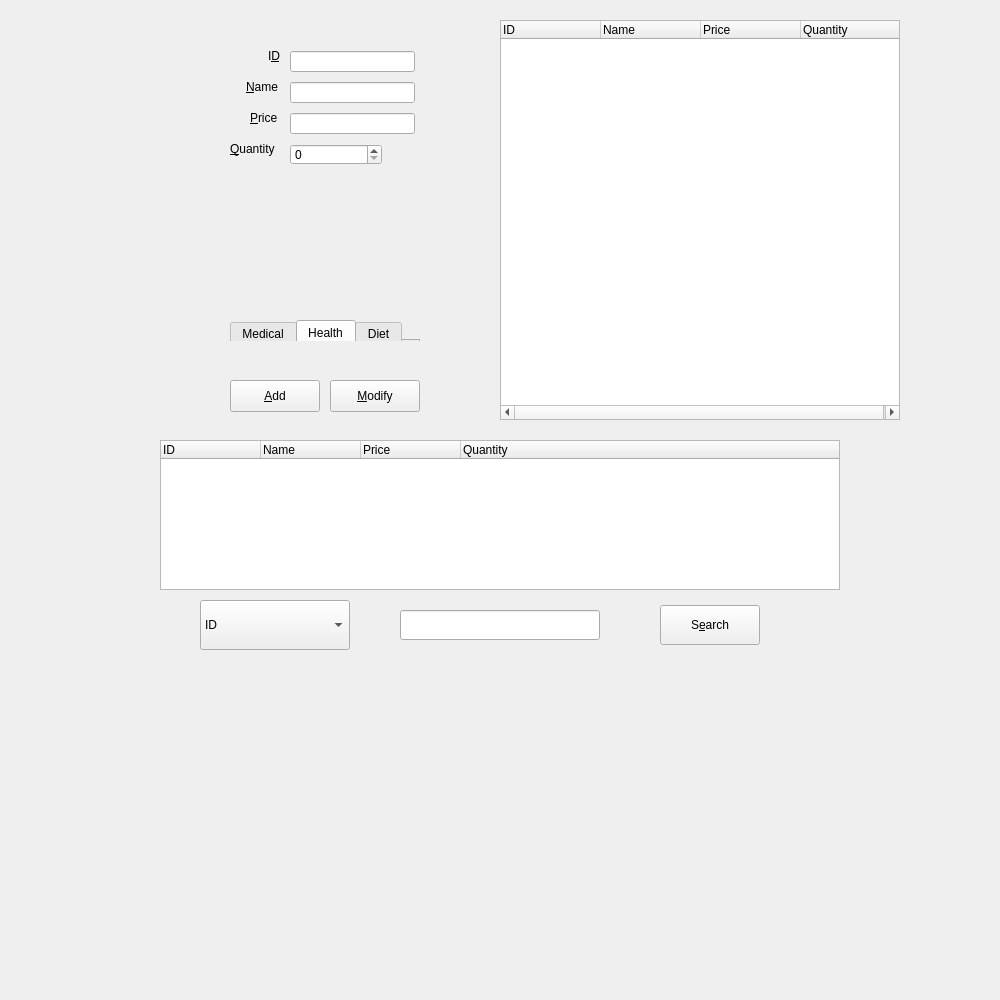
Before: the Qt Designer form merchandisemanage.ui in GlennPark/OliveHealthCare, drawn with Qt 5.
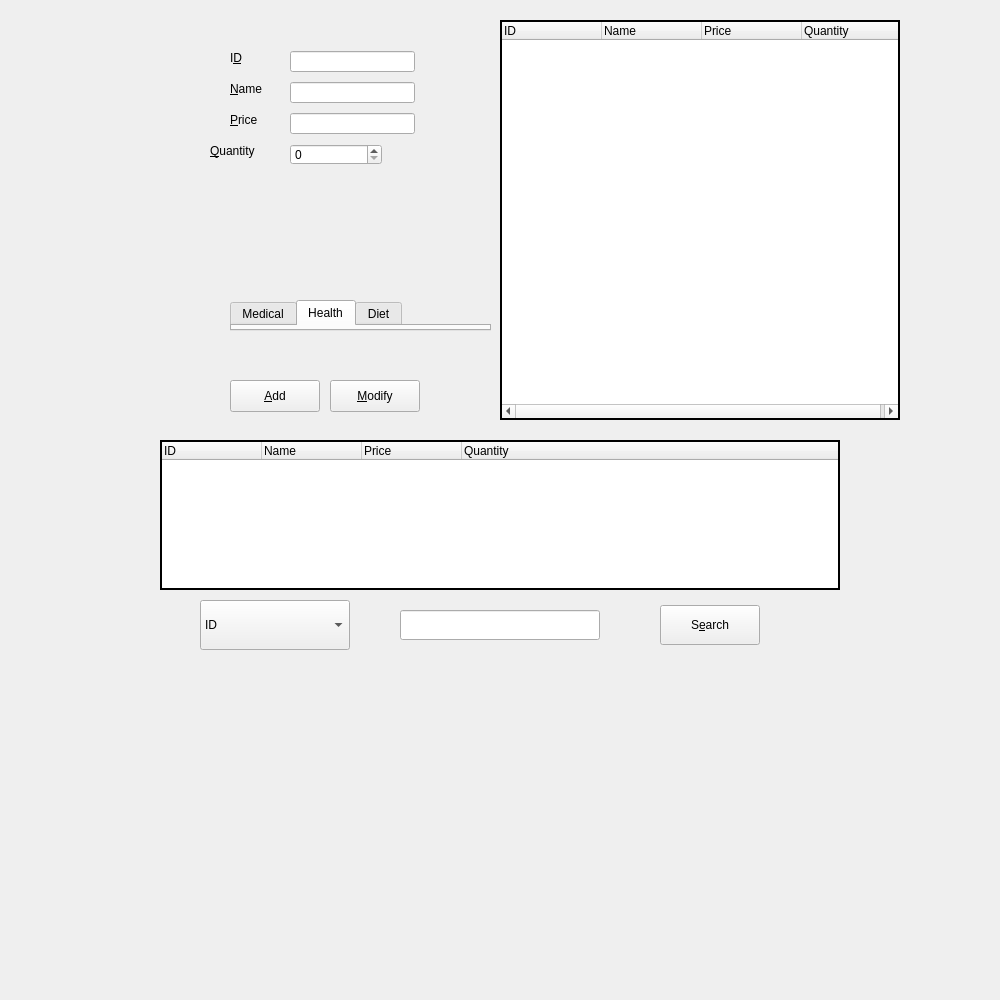
After: the same form once the commit is applied. The open tabs and pages were chosen to show the change. Icons and pictures are not drawn.

Patch:
```diff
--- a/merchandisemanage.ui
+++ b/merchandisemanage.ui
@@ -22,6 +22,12 @@
      <height>150</height>
     </rect>
    </property>
+   <property name="frameShape">
+    <enum>QFrame::WinPanel</enum>
+   </property>
+   <property name="frameShadow">
+    <enum>QFrame::Plain</enum>
+   </property>
    <property name="rootIsDecorated">
     <bool>false</bool>
    </property>
@@ -63,9 +69,9 @@
    <property name="geometry">
     <rect>
      <x>230</x>
-     <y>320</y>
-     <width>190</width>
-     <height>21</height>
+     <y>300</y>
+     <width>261</width>
+     <height>31</height>
     </rect>
    </property>
    <property name="currentIndex">
@@ -136,10 +142,10 @@
   <widget class="QLabel" name="quantityLabel">
    <property name="geometry">
     <rect>
-     <x>230</x>
+     <x>210</x>
      <y>141</y>
-     <width>51</width>
-     <height>16</height>
+     <width>71</width>
+     <height>20</height>
     </rect>
    </property>
    <property name="text">
@@ -152,10 +158,10 @@
   <widget class="QLabel" name="nameLabel">
    <property name="geometry">
     <rect>
-     <x>246</x>
+     <x>230</x>
      <y>79</y>
-     <width>35</width>
-     <height>16</height>
+     <width>51</width>
+     <height>20</height>
     </rect>
    </property>
    <property name="text">
@@ -168,8 +174,8 @@
   <widget class="QLabel" name="idLabel">
    <property name="geometry">
     <rect>
-     <x>268</x>
-     <y>48</y>
+     <x>230</x>
+     <y>50</y>
      <width>16</width>
      <height>16</height>
     </rect>
@@ -184,10 +190,10 @@
   <widget class="QLabel" name="priceLabel">
    <property name="geometry">
     <rect>
-     <x>250</x>
+     <x>230</x>
      <y>110</y>
-     <width>31</width>
-     <height>16</height>
+     <width>51</width>
+     <height>20</height>
     </rect>
    </property>
    <property name="text">
@@ -206,6 +212,12 @@
      <height>400</height>
     </rect>
    </property>
+   <property name="frameShape">
+    <enum>QFrame::WinPanel</enum>
+   </property>
+   <property name="frameShadow">
+    <enum>QFrame::Plain</enum>
+   </property>
    <property name="rootIsDecorated">
     <bool>false</bool>
    </property>
```
Left out of the diff: 10 changed lines with no effect on the pictures.
